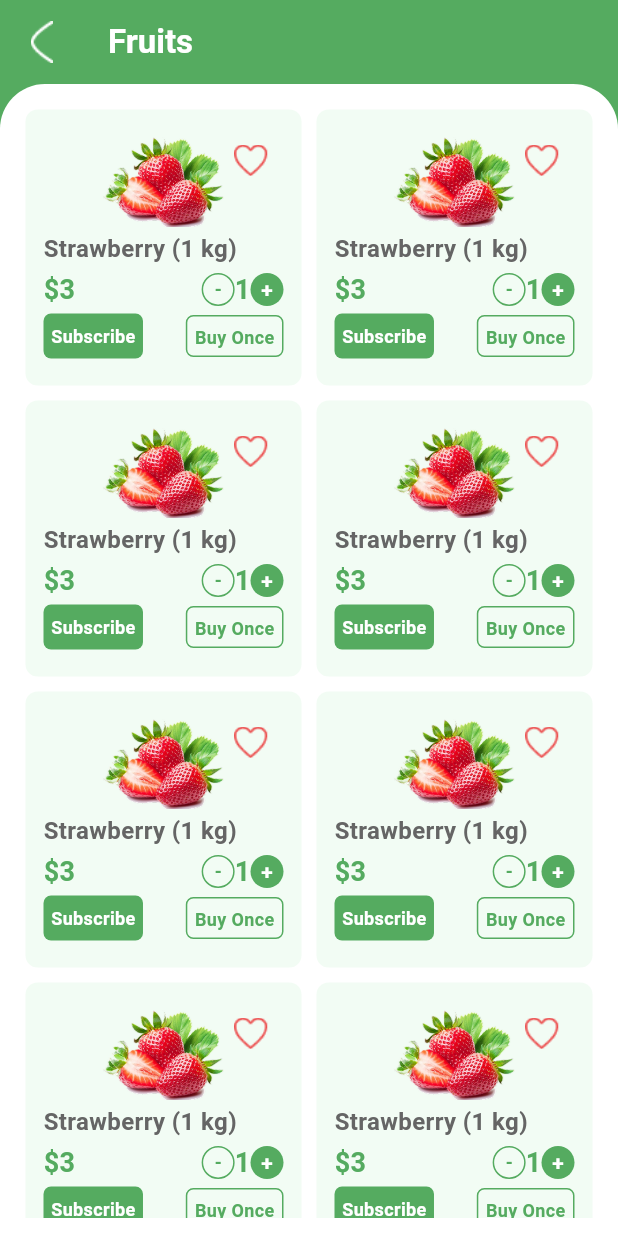
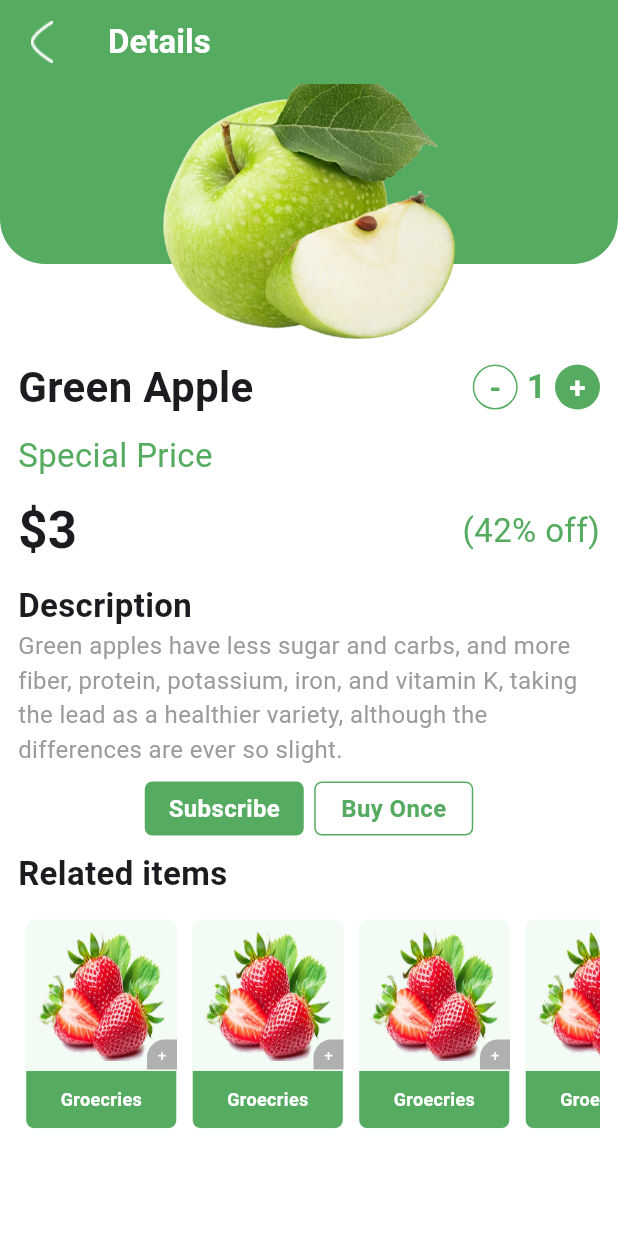
Before and after one commit to Radhesh-Roy/SG-Grocery-E-Commerce, a Flutter app: the screen it shows after launch, on a phone screen of 412 x 824 dp. Run offline on Flutter 3.47's test engine with Material 3 defaults, Android fonts, the phone set to English and light mode, and no system bars; our stand-ins replace carousel_slider, get.

Commit message:
details page

```diff
--- a/lib/main.dart
+++ b/lib/main.dart
@@ -1,6 +1,7 @@
 import 'package:flutter/material.dart';
 import 'package:get/get.dart';
 import 'package:sggrocery/view/Explore_page/Explore_view_page.dart';
+import 'package:sggrocery/view/details_page/details_view.dart';
 import 'package:sggrocery/view/explore-item/exploreItem_view.dart';
 import 'package:sggrocery/view/home/home_page.dart';
 import 'package:sggrocery/view/registration_page/reg_page.dart';
@@ -9,6 +10,6 @@ import 'package:sggrocery/view/splash_screen/splash_screen.dart';
 void main() {
   runApp(GetMaterialApp(
     debugShowCheckedModeBanner: false,
-    home: ExploreItemViewPage(),
+    home: DetailsView(),
   ));
 }
--- /dev/null
+++ b/lib/view/details_page/details_view.dart
@@ -0,0 +1,348 @@
+import 'package:flutter/material.dart';
+
+class DetailsView extends StatelessWidget {
+  const DetailsView({super.key});
+
+  @override
+  Widget build(BuildContext context) {
+    return Scaffold(
+      backgroundColor: Colors.white,
+
+      appBar: AppBar(
+        backgroundColor: Color(0xff55AB60),
+        scrolledUnderElevation: 0,
+        leading: InkWell(
+          hoverColor: Colors.transparent,
+          onTap: () {},
+          child: Image(
+            image: AssetImage("assets/back.png"),
+            color: Colors.white,
+          ),
+        ),
+        title: Text(
+          "Details",
+          style: TextStyle(
+            fontWeight: FontWeight.w700,
+            fontSize: 22,
+            color: Colors.white,
+          ),
+        ),
+      ),
+      body: SingleChildScrollView(
+        child: Column(
+          children: [
+            Stack(
+              clipBehavior: Clip.none,
+              alignment: AlignmentGeometry.center,
+              children: [
+                Container(
+                  height: 120,
+                  decoration: BoxDecoration(
+                    color: Color(0xff55AB60),
+                    borderRadius: BorderRadius.only(
+                      bottomLeft: Radius.circular(30),
+                      bottomRight: Radius.circular(30),
+                    ),
+                  ),
+                ),
+                Positioned(
+                  bottom: -50,
+                  child: Container(
+                    height: 180,
+                    width: 195,
+                    decoration: BoxDecoration(
+                      image: DecorationImage(
+                        image: AssetImage("assets/details.png"),
+                        fit: BoxFit.fill,
+                      ),
+                    ),
+                  ),
+                ),
+              ],
+            ), // image stack
+            SizedBox(height: 50),
+            Container(
+              padding: EdgeInsets.all(12),
+              child: Column(
+                crossAxisAlignment: CrossAxisAlignment.start,
+                children: [
+                  Row(
+                    mainAxisAlignment: MainAxisAlignment.spaceBetween,
+                    children: [
+                      Text(
+                        "Green Apple",
+                        style: TextStyle(
+                          fontSize: 28,
+                          fontWeight: FontWeight.w700,
+                        ),
+                      ),
+                      Row(
+                        spacing: 6,
+                        mainAxisAlignment: MainAxisAlignment.spaceBetween,
+
+                        children: [
+                          InkWell(
+                            onTap: () {},
+                            hoverColor: Colors.transparent,
+                            child: Container(
+                              height: 30,
+                              width: 30,
+                              decoration: BoxDecoration(
+                                border: Border.all(
+                                  color: Color(0xff55AB60),
+                                  width: 1,
+                                ),
+                                borderRadius: BorderRadius.circular(100),
+                              ),
+                              child: Center(
+                                child: Text(
+                                  "-",
+                                  style: TextStyle(
+                                    color: Color(0xff55AB60),
+                                    fontWeight: FontWeight.bold,
+                                    fontSize: 20,
+                                  ),
+                                ),
+                              ),
+                            ),
+                          ),
+                          Text(
+                            "1",
+                            style: TextStyle(
+                              fontSize: 22,
+                              fontWeight: FontWeight.w600,
+                              color: Color(0xff55AB60),
+                            ),
+                          ),
+                          InkWell(
+                            onTap: () {},
+                            hoverColor: Colors.transparent,
+                            child: Container(
+                              padding: EdgeInsets.all(1),
+                              height: 30,
+                              width: 30,
+                              decoration: BoxDecoration(
+                                color: Color(0xff55AB60),
+                                borderRadius: BorderRadius.circular(100),
+                              ),
+                              child: Center(
+                                child: Text(
+                                  "+",
+                                  style: TextStyle(
+                                    color: Colors.white,
+                                    fontWeight: FontWeight.w700,
+                                    fontSize: 20,
+                                  ),
+                                ),
+                              ),
+                            ),
+                          ),
+                        ],
+                      ),
+                    ],
+                  ), // name
+                  SizedBox(height: 10),
+                  Text(
+                    "Special Price",
+                    style: TextStyle(
+                      color: Color(0xff55AB60),
+                      fontSize: 22,
+                      fontWeight: FontWeight.w400,
+                    ),
+                  ),
+                  SizedBox(height: 10),
+                  Row(
+                    mainAxisAlignment: MainAxisAlignment.spaceBetween,
+                    children: [
+                      Text(
+                        "\$3",
+                        style: TextStyle(
+                          fontSize: 34,
+                          fontWeight: FontWeight.w600,
+                        ),
+                      ),
+                      Text(
+                        "(42% off)",
+                        style: TextStyle(
+                          color: Color(0xff55AB60),
+                          fontSize: 22,
+                          fontWeight: FontWeight.w400,
+                        ),
+                      ),
+                    ],
+                  ), // Price
+                  SizedBox(height: 10),
+                  Text(
+                    "Description",
+                    style: TextStyle(fontSize: 22, fontWeight: FontWeight.w700),
+                  ),
+                  Text(
+                    "Green apples have less sugar and carbs, and more fiber, protein, potassium, iron, and vitamin K, taking the lead as a healthier variety, although the differences are ever so slight.",
+                    style: TextStyle(
+                      color: Color(0xff9B9B9B),
+                      fontSize: 16,
+                      fontWeight: FontWeight.w400,
+                    ),
+                  ),
+                  SizedBox(height: 10),
+                  Row(
+                    mainAxisAlignment: MainAxisAlignment.center,
+                    spacing: 7,
+                    children: [
+                      InkWell(
+                        onTap: (){},
+                        hoverColor: Colors.transparent,
+                        child: Container(
+                          padding: EdgeInsets.all(5),
+                          height: 36,
+                          width: 106,
+                          decoration: BoxDecoration(
+                            color: Color(0xff55AB60),
+                            borderRadius: BorderRadius.circular(5),
+                          ),
+                          child: Center(
+                            child: Text(
+                              "Subscribe",
+                              style: TextStyle(
+                                color: Colors.white,
+                                fontSize: 16,
+                                fontWeight: FontWeight.w600,
+                              ),
+                            ),
+                          ),
+                        ),
+                      ),
+                      InkWell(
+                        hoverColor: Colors.transparent,
+                        onTap: (){},
+                        child: Container(
+                          padding: EdgeInsets.all(5),
+                          height: 36,
+                          width: 106,
+                          decoration: BoxDecoration(
+                            border: Border.all(
+                              color: Color(0xff55AB60),
+                              width: 1,
+                            ),
+                            borderRadius: BorderRadius.circular(5),
+                          ),
+                          child: Center(
+                            child: Text(
+                              "Buy Once",
+                              style: TextStyle(
+                                color: Color(0xff55AB60),
+                                fontSize: 16,
+                                fontWeight: FontWeight.w600,
+                              ),
+                            ),
+                          ),
+                        ),
+                      ),
+                    ],
+                  ), // Button
+                  SizedBox(height: 10),
+                  Text(
+                    "Related items",
+                    style: TextStyle(fontSize: 22, fontWeight: FontWeight.w700),
+                  ), // Related Items
+                  SizedBox(height: 10),
+                  SizedBox(
+                    height: 150,
+                    child: ListView.builder(
+                      itemCount: 7,
+                      scrollDirection: Axis.horizontal,
+                      itemBuilder: (context, index) {
+                        return InkWell(
+                          hoverColor: Colors.transparent,
+                          onTap: () {},
+                          child: Container(
+                            margin: EdgeInsets.all(5),
+                            decoration: BoxDecoration(
+                              borderRadius: BorderRadius.circular(7),
+                              color: Color(0xffF2FCF4),
+                            ),
+                            child: Column(
+                              children: [
+                                Stack(
+                                  children: [
+                                    Padding(
+                                      padding: const EdgeInsets.all(7.0),
+                                      child: Container(
+                                        height: 87,
+                                        width: 87,
+                                        decoration: BoxDecoration(
+                                          image: DecorationImage(
+                                            image: AssetImage(
+                                              "assets/strawberry.png",
+                                            ),
+                                            fit: BoxFit.fill,
+                                          ),
+                                        ),
+                                      ),
+                                    ),
+                                    Positioned(
+                                      right: 0,
+                                      bottom: 1,
+                                      child: InkWell(
+                                        hoverColor: Colors.transparent,
+                                        onTap: () {},
+                                        child: Container(
+                                          height: 20,
+                                          width: 20,
+                                          decoration: BoxDecoration(
+                                            color: Color(0xffB0B0B0),
+                                            borderRadius: BorderRadius.only(
+                                              topLeft: Radius.circular(12),
+                                            ),
+                                          ),
+                                          child: Center(
+                                            child: Text(
+                                              "+",
+                                              style: TextStyle(
+                                                color: Colors.white,
+                                                fontSize: 10,
+                                              ),
+                                            ),
+                                          ),
+                                        ),
+                                      ),
+                                    ),
+                                  ],
+                                ),
+                                Container(
+                                  height: 38,
+                                  width: 100,
+                                  decoration: BoxDecoration(
+                                    borderRadius: BorderRadius.only(
+                                      bottomLeft: Radius.circular(5),
+                                      bottomRight: Radius.circular(5),
+                                    ),
+                                    color: Color(0xff55AB60),
+                                  ),
+                                  child: Center(
+                                    child: Text(
+                                      "Groecries",
+                                      style: TextStyle(
+                                        fontSize: 12,
+                                        color: Colors.white,
+                                        fontWeight: FontWeight.w600,
+                                      ),
+                                    ),
+                                  ),
+                                ),
+                              ],
+                            ),
+                          ),
+                        );
+                      },
+                    ),
+                  ),// Related Items
+                ],
+              ),
+            ),
+          ],
+        ),
+      ),
+    );
+  }
+}
```
Also changed, not shown: assets/details.png (added).
